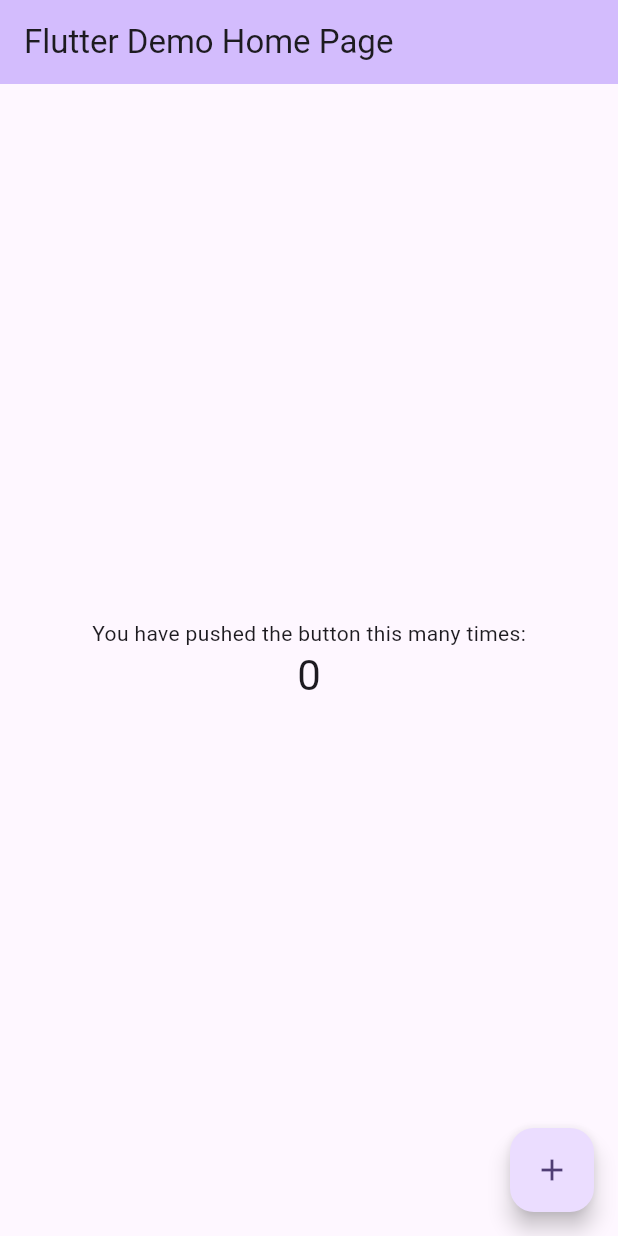
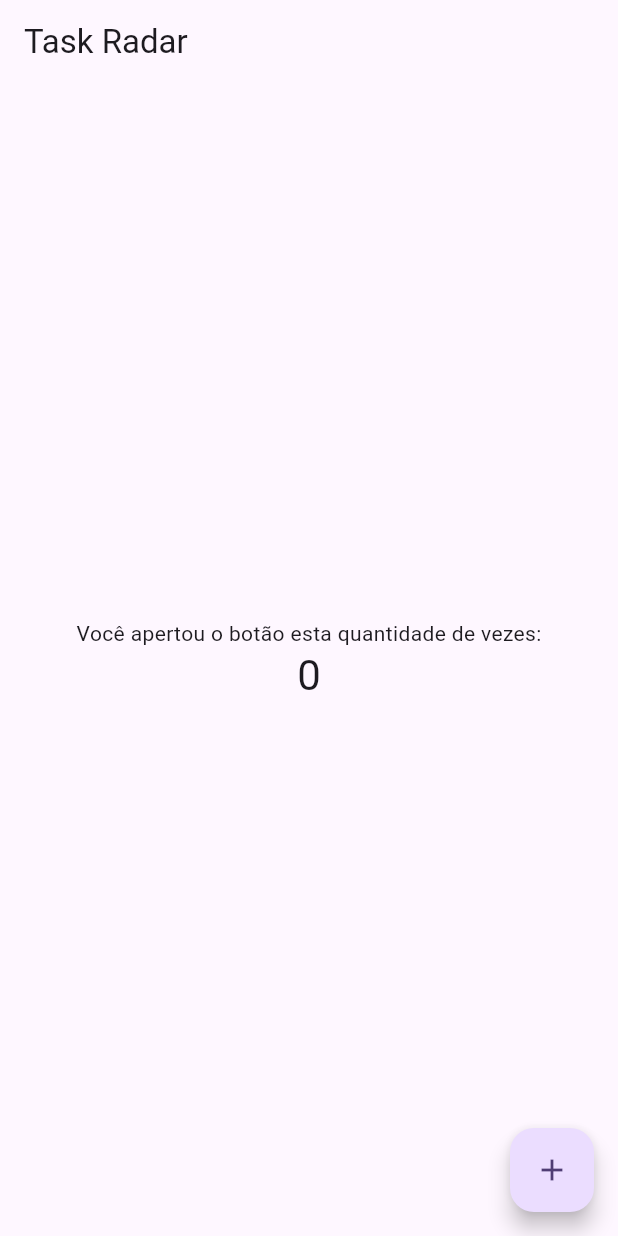
Before and after one commit to Natanael-ADS/task-radar, a Flutter app: the screen it shows after launch, on a phone screen of 412 x 824 dp. Run offline on Flutter 3.47's test engine with Material 3 defaults, Android fonts, the phone set to English and light mode, and no system bars; our stand-ins replace get_it, go_router.

Commit message:
Implement routing with GoRouter, create HomePage feature, and update main application structure. Add formatter settings to analysis options and update dependencies in pubspec files.

```diff
--- a/analysis_options.yaml
+++ b/analysis_options.yaml
@@ -8,6 +8,9 @@
 # The following line activates a set of recommended lints for Flutter apps,
 # packages, and plugins designed to encourage good coding practices.
 include: package:flutter_lints/flutter.yaml
+
+formatter:
+  page_width: 80
 
 linter:
   # The lint rules applied to this project can be customized in the
--- /dev/null
+++ b/lib/app/router/app_navigation.dart
@@ -0,0 +1,8 @@
+import 'package:flutter/widgets.dart';
+import 'package:go_router/go_router.dart';
+
+import 'app_routes.dart';
+
+extension AppNavigation on BuildContext {
+  void goToHome() => goNamed(AppRoutes.home);
+}
--- /dev/null
+++ b/lib/app/router/app_router.dart
@@ -0,0 +1,17 @@
+import 'package:go_router/go_router.dart';
+
+import '../../features/home/presentation/pages/home_page.dart';
+import 'app_routes.dart';
+
+class AppRouter {
+  static final GoRouter router = GoRouter(
+    initialLocation: AppRoutes.home,
+    routes: [
+      GoRoute(
+        path: AppRoutes.home,
+        name: AppRoutes.home,
+        builder: (_, _) => const HomePage(),
+      ),
+    ],
+  );
+}
--- /dev/null
+++ b/lib/app/router/app_routes.dart
@@ -0,0 +1,3 @@
+class AppRoutes {
+  static const String home = '/';
+}
--- /dev/null
+++ b/lib/features/home/presentation/pages/home_page.dart
@@ -0,0 +1,44 @@
+import 'package:flutter/material.dart';
+
+class HomePage extends StatefulWidget {
+  const HomePage({super.key});
+
+  @override
+  State<HomePage> createState() => _HomePageState();
+}
+
+class _HomePageState extends State<HomePage> {
+  int _counter = 0;
+
+  void _incrementCounter() {
+    setState(() {
+      _counter++;
+    });
+  }
+
+  @override
+  Widget build(BuildContext context) {
+    return Scaffold(
+      appBar: AppBar(
+        title: const Text('Task Radar'),
+      ),
+      body: Center(
+        child: Column(
+          mainAxisAlignment: MainAxisAlignment.center,
+          children: [
+            const Text('Você apertou o botão esta quantidade de vezes:'),
+            Text(
+              '$_counter',
+              style: Theme.of(context).textTheme.headlineMedium,
+            ),
+          ],
+        ),
+      ),
+      floatingActionButton: FloatingActionButton(
+        onPressed: _incrementCounter,
+        tooltip: 'Increment',
+        child: const Icon(Icons.add),
+      ),
+    );
+  }
+}
--- a/lib/main.dart
+++ b/lib/main.dart
@@ -1,6 +1,7 @@
 import 'package:flutter/material.dart';
 
 import 'app/bootstrap/bootstrap.dart';
+import 'app/router/app_router.dart';
 
 Future<void> main() async {
   await bootstrap();
@@ -13,8 +14,8 @@ class MyApp extends StatelessWidget {
   // This widget is the root of your application.
   @override
   Widget build(BuildContext context) {
-    return MaterialApp(
-      title: 'Flutter Demo',
+    return MaterialApp.router(
+      title: 'task_radar',
       theme: ThemeData(
         // This is the theme of your application.
         //
@@ -31,9 +32,9 @@ class MyApp extends StatelessWidget {
         //
         // This works for code too, not just values: Most code changes can be
         // tested with just a hot reload.
-        colorScheme: .fromSeed(seedColor: Colors.deepPurple),
+        colorScheme: ColorScheme.fromSeed(seedColor: Colors.deepPurple),
       ),
-      home: const MyHomePage(title: 'Flutter Demo Home Page'),
+      routerConfig: AppRouter.router,
     );
   }
 }
@@ -105,7 +106,7 @@ class _MyHomePageState extends State<MyHomePage> {
           // TRY THIS: Invoke "debug painting" (choose the "Toggle Debug Paint"
           // action in the IDE, or press "p" in the console), to see the
           // wireframe for each widget.
-          mainAxisAlignment: .center,
+          mainAxisAlignment: MainAxisAlignment.center,
           children: [
             const Text('You have pushed the button this many times:'),
             Text('$_counter', style: Theme.of(context).textTheme.headlineMedium),
```
Also changed, not shown: pubspec.yaml (+2 -71 lines), pubspec.lock.
